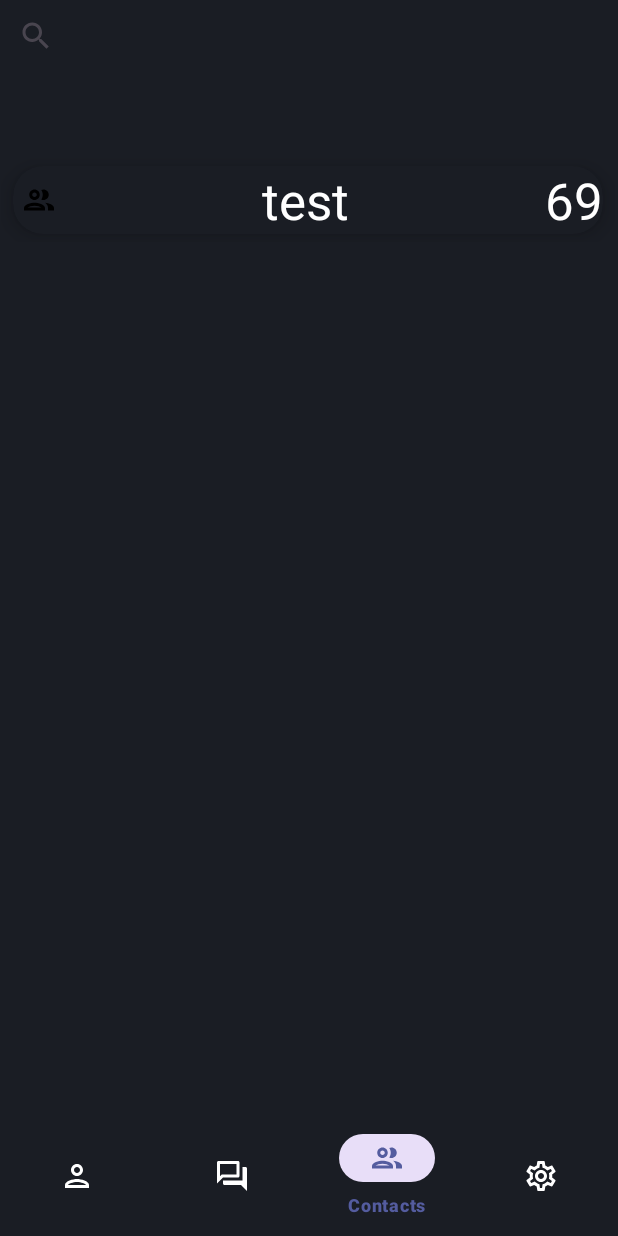
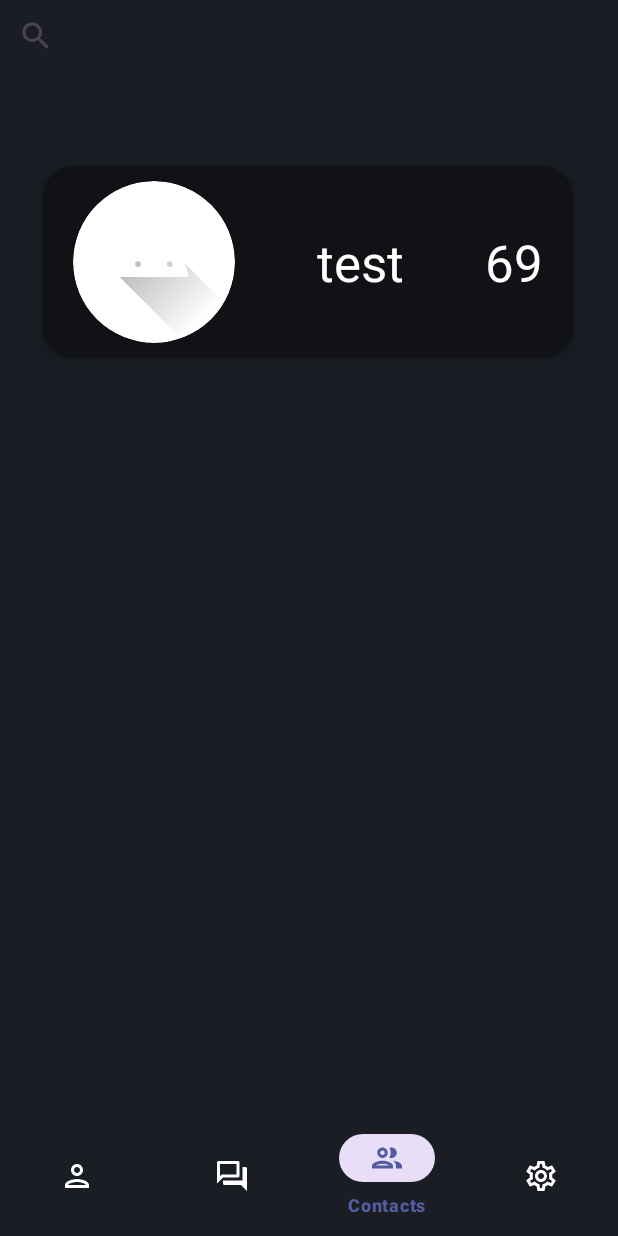
Before and after one commit to arfaomar/plusREP, an Android app: the Contacts screen opened directly, with no data from a screen before it, on a phone screen of 412 x 824 dp. Run offline under Robolectric (Android 15) with nearby library versions, the phone set to English and light mode, and no system bars; pictures from the network do not load.

Commit message:
Implement Glide framework to fetch avatars + rename ContactModel attributes to conform Steam API return

```diff
--- a/app/src/main/java/de/hda/plusrep/ContactModel.java
+++ b/app/src/main/java/de/hda/plusrep/ContactModel.java
@@ -1,25 +1,25 @@
 package de.hda.plusrep;
 //DUMMY CLASS
 public class ContactModel { //TODO: Find out what User Data the Steam API Provides
-    String name;
+    String personaName;
     String repScore;
-    int profilePic;
+    String avatarURL;
 
-    public ContactModel(String name, String repScore, int profilePic) {
-        this.name = name;
+    public ContactModel(String name, String repScore, String avatarURL) {
+        this.personaName = name;
         this.repScore = repScore;
-        this.profilePic = profilePic;
+        this.avatarURL = avatarURL;
     }
 
     public String getName() {
-        return name;
+        return personaName;
     }
 
     public String getRepScore() {
         return repScore;
     }
 
-    public int getProfilePic() {
-        return profilePic;
+    public String getAvatarURL() {
+        return avatarURL;
     }
 }
--- a/app/src/main/java/de/hda/plusrep/Contacts.java
+++ b/app/src/main/java/de/hda/plusrep/Contacts.java
@@ -23,7 +23,7 @@ public class Contacts extends AppCompatActivity {
     // ---------------------- Recycler View Code
         RecyclerView recyclerView = findViewById(R.id.contactRecView);
 
-        contactModels.add(new ContactModel("test","69",R.drawable.ic_contacts));
+        contactModels.add(new ContactModel("test","69","https://avatars.steamstatic.com/e1eb3504352089689deb2a873abb462cadba13f6_full.jpg"));
         // call setUpContacts from ContactModel once we have data and can create the class
 
         ContactsAdapter adapter = new ContactsAdapter(this,contactModels);
--- a/app/src/main/java/de/hda/plusrep/ContactsAdapter.java
+++ b/app/src/main/java/de/hda/plusrep/ContactsAdapter.java
@@ -9,6 +9,8 @@ import android.widget.TextView;
 
 import androidx.annotation.NonNull;
 import androidx.recyclerview.widget.RecyclerView;
+
+import com.bumptech.glide.Glide;
 
 import java.util.ArrayList;
 
@@ -33,9 +35,17 @@ public class ContactsAdapter extends RecyclerView.Adapter<ContactsAdapter.Contac
 
     @Override
     public void onBindViewHolder(@NonNull ContactsAdapter.ContactsViewHolder holder, int position) {
-        holder.usrName.setText(contactModels.get(position).getName());
-        holder.rpScore.setText(contactModels.get(position).getRepScore());
-        holder.image.setImageResource(contactModels.get(position).getProfilePic());
+        holder.personaNameTextView.setText(contactModels.get(position).getName());
+        holder.repScoreTextView.setText(contactModels.get(position).getRepScore());
+        Glide.with(context).load(contactModels.get(position).getAvatarURL())
+                .placeholder(R.drawable.ic_person)
+                .error(R.drawable.ic_launcher_foreground)
+                .override(240, 240)
+                .centerCrop()
+                .into(holder.avatarImageView);
+
+
+       // holder.avatarImageView.setImageResource(contactModels.get(position).getAvatarURL());
     }
 
     @Override
@@ -46,14 +56,14 @@ public class ContactsAdapter extends RecyclerView.Adapter<ContactsAdapter.Contac
 
     public static class ContactsViewHolder extends RecyclerView.ViewHolder{
 
-        ImageView image;
-        TextView usrName;
-        TextView rpScore;
+        ImageView avatarImageView;
+        TextView personaNameTextView;
+        TextView repScoreTextView;
         public ContactsViewHolder(@NonNull View itemView) {
             super(itemView);
-            image = itemView.findViewById(R.id.profilePicImage);
-            usrName = itemView.findViewById(R.id.userNameText);
-            rpScore = itemView.findViewById(R.id.userRepscoreText);
+            avatarImageView = itemView.findViewById(R.id.profilePicImage);
+            personaNameTextView = itemView.findViewById(R.id.userNameText);
+            repScoreTextView = itemView.findViewById(R.id.userRepscoreText);
         }
     }
 
--- a/app/src/main/res/layout/contacts_recycler_view_row.xml
+++ b/app/src/main/res/layout/contacts_recycler_view_row.xml
@@ -3,7 +3,9 @@
     xmlns:app="http://schemas.android.com/apk/res-auto"
     xmlns:tools="http://schemas.android.com/tools"
     android:layout_width="match_parent"
-    android:layout_height="wrap_content">
+    android:layout_height="wrap_content"
+    android:layout_marginRight="20dp"
+    android:layout_marginLeft="20dp">
 
     <androidx.cardview.widget.CardView
         android:layout_width="match_parent"
@@ -12,7 +14,7 @@
         android:layout_marginTop="15dp"
         android:layout_marginEnd="8dp"
         android:layout_marginBottom="5dp"
-        app:cardBackgroundColor="@color/plusRepBackground"
+        app:cardBackgroundColor="@color/plusRepButtonBackground"
         app:cardCornerRadius="20dp"
         app:cardElevation="8dp"
         app:layout_constraintBottom_toBottomOf="parent"
@@ -24,15 +26,27 @@
             android:layout_width="match_parent"
             android:layout_height="wrap_content">
 
-            <ImageView
-                android:id="@+id/profilePicImage"
-                android:layout_width="wrap_content"
+            <androidx.cardview.widget.CardView
+                android:id="@+id/profilePicHolder"
+                android:layout_width="0dp"
                 android:layout_height="wrap_content"
-                android:padding="5dp"
+                android:layout_marginLeft="20dp"
+                android:layout_marginTop="10dp"
+                android:layout_marginBottom="10dp"
+                app:cardCornerRadius="60dp"
                 app:layout_constraintBottom_toBottomOf="parent"
                 app:layout_constraintStart_toStartOf="parent"
-                app:layout_constraintTop_toTopOf="parent"
-                tools:srcCompat="@tools:sample/avatars" />
+                app:layout_constraintTop_toTopOf="parent">
+
+                <ImageView
+                    android:id="@+id/profilePicImage"
+                    android:layout_width="wrap_content"
+                    android:layout_height="wrap_content"
+                    android:adjustViewBounds="true"
+                    android:padding="0dp"
+                    android:scaleType="fitXY"
+                    tools:srcCompat="@tools:sample/avatars" />
+            </androidx.cardview.widget.CardView>
 
             <TextView
                 android:id="@+id/userNameText"
@@ -43,13 +57,14 @@
                 android:textSize="34sp"
                 app:layout_constraintBottom_toBottomOf="parent"
                 app:layout_constraintEnd_toStartOf="@+id/userRepscoreText"
-                app:layout_constraintStart_toEndOf="@+id/profilePicImage"
+                app:layout_constraintStart_toEndOf="@+id/profilePicHolder"
                 app:layout_constraintTop_toTopOf="parent" />
 
             <TextView
                 android:id="@+id/userRepscoreText"
                 android:layout_width="wrap_content"
                 android:layout_height="wrap_content"
+                android:layout_marginRight="20dp"
                 android:text="00"
                 android:textColor="@color/white"
                 android:textSize="34sp"
```
